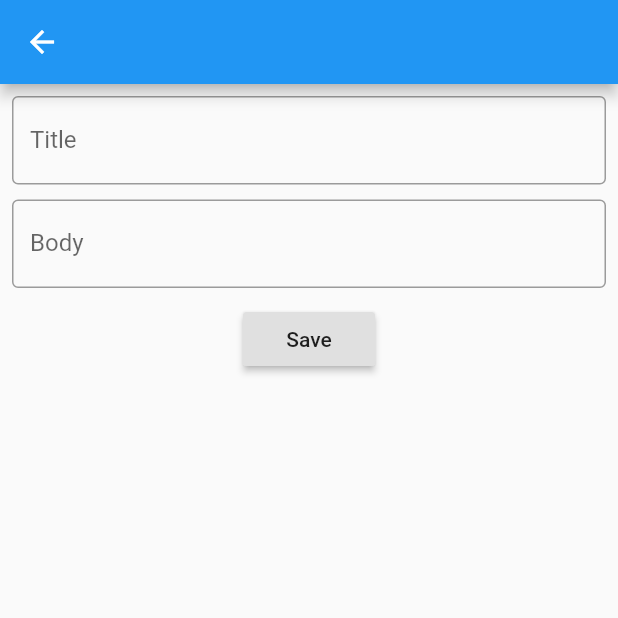
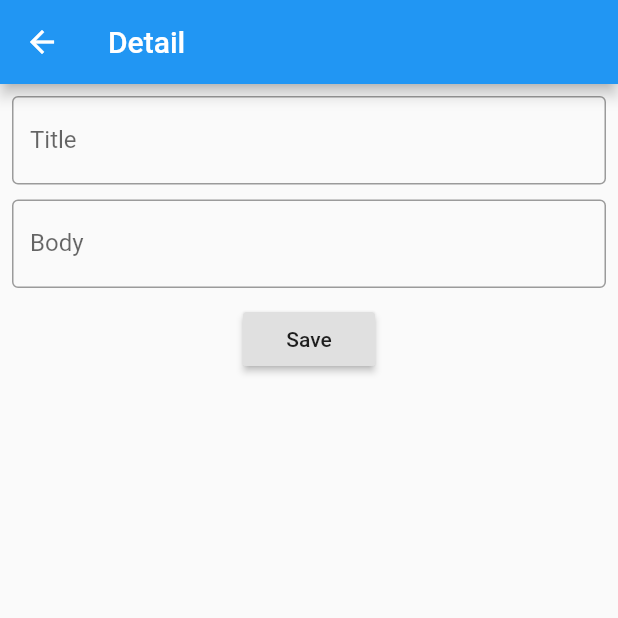
Before and after one commit to ThiagoEvoa/flutter_examples, a Flutter app: the Detail screen opened directly, on a phone screen of 412 x 824 dp, the top half of it. Run offline on Flutter 3.47's test engine with Material 2 defaults, Android fonts, the phone set to English and light mode, and no system bars; network calls fail.

Commit message:
Commit http

```diff
--- a/example/lib/detail.dart
+++ b/example/lib/detail.dart
@@ -95,7 +95,9 @@ class _DetailState extends State<Detail> {
 
     return Scaffold(
       key: _globalKey,
-      appBar: AppBar(),
+      appBar: AppBar(
+        title: Text('Detail'),
+      ),
       body: _form == null ? _createForm() : _form,
     );
   }
```
